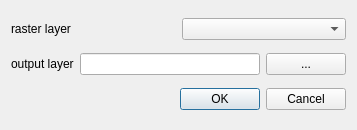
Old version of the form seismic_slope_dialog_base.ui in the repository pierluigiderosa/slope-seismic.
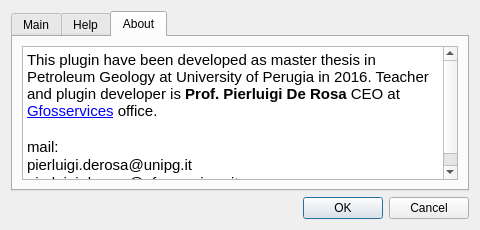
New version of the form. The open tabs and pages were chosen to show the change.

Diff of the .ui file:
```diff
--- a/seismic_slope_dialog_base.ui
+++ b/seismic_slope_dialog_base.ui
@@ -6,13 +6,23 @@
    <rect>
     <x>0</x>
     <y>0</y>
-    <width>357</width>
-    <height>130</height>
+    <width>480</width>
+    <height>230</height>
    </rect>
   </property>
   <property name="windowTitle">
    <string>Seismic slope tool</string>
   </property>
+  <layout class="QGridLayout" name="gridLayout">
+   <item row="0" column="0">
+    <widget class="QTabWidget" name="tabWidget">
+     <property name="currentIndex">
+      <number>0</number>
+     </property>
+     <widget class="QWidget" name="tab">
+      <attribute name="title">
+       <string>Main</string>
+      </attribute>
   <layout class="QVBoxLayout" name="verticalLayout">
    <item>
     <layout class="QHBoxLayout" name="horizontalLayout_2">
@@ -50,6 +60,63 @@
     </layout>
    </item>
    <item>
+        <widget class="QCheckBox" name="autoload">
+         <property name="text">
+          <string>Add layer to QGIS when finished</string>
+         </property>
+         <property name="checked">
+          <bool>true</bool>
+         </property>
+        </widget>
+       </item>
+      </layout>
+     </widget>
+     <widget class="QWidget" name="tab_2">
+      <attribute name="title">
+       <string>Help</string>
+      </attribute>
+      <layout class="QGridLayout" name="gridLayout_2">
+       <item row="0" column="0">
+        <widget class="QTextBrowser" name="textBrowser_2">
+         <property name="html">
+          <string>&lt;!DOCTYPE HTML PUBLIC &quot;-//W3C//DTD HTML 4.0//EN&quot; &quot;http://www.w3.org/TR/REC-html40/strict.dtd&quot;&gt;
+&lt;html&gt;&lt;head&gt;&lt;meta name=&quot;qrichtext&quot; content=&quot;1&quot; /&gt;&lt;style type=&quot;text/css&quot;&gt;
+p, li { white-space: pre-wrap; }
+&lt;/style&gt;&lt;/head&gt;&lt;body style=&quot; font-family:'Ubuntu'; font-size:11pt; font-weight:400; font-style:normal;&quot;&gt;
+&lt;p style=&quot; margin-top:0px; margin-bottom:0px; margin-left:0px; margin-right:0px; -qt-block-indent:0; text-indent:0px;&quot;&gt;The scope of this plugin is to contribute to the creation of a vector layer for processing topographical, geological, geophysical and geo-technical data aimed at&lt;span style=&quot; text-decoration: underline;&quot;&gt; level 1 seismic microzonation&lt;/span&gt; map, through the use of QGIS.&lt;/p&gt;
+&lt;p style=&quot;-qt-paragraph-type:empty; margin-top:0px; margin-bottom:0px; margin-left:0px; margin-right:0px; -qt-block-indent:0; text-indent:0px;&quot;&gt;&lt;br /&gt;&lt;/p&gt;
+&lt;p style=&quot; margin-top:0px; margin-bottom:0px; margin-left:0px; margin-right:0px; -qt-block-indent:0; text-indent:0px;&quot;&gt;This plugin is really simple to use. It allow to create a polygon shapefile from which features intersecting areas with slope greater than 15 degrees will&lt;/p&gt;
+&lt;p style=&quot; margin-top:0px; margin-bottom:0px; margin-left:0px; margin-right:0px; -qt-block-indent:0; text-indent:0px;&quot;&gt;be extracted.&lt;/p&gt;&lt;/body&gt;&lt;/html&gt;</string>
+         </property>
+        </widget>
+       </item>
+      </layout>
+     </widget>
+     <widget class="QWidget" name="tab_3">
+      <attribute name="title">
+       <string>About</string>
+      </attribute>
+      <layout class="QGridLayout" name="gridLayout_3">
+       <item row="0" column="0">
+        <widget class="QTextBrowser" name="textBrowser">
+         <property name="html">
+          <string>&lt;!DOCTYPE HTML PUBLIC &quot;-//W3C//DTD HTML 4.0//EN&quot; &quot;http://www.w3.org/TR/REC-html40/strict.dtd&quot;&gt;
+&lt;html&gt;&lt;head&gt;&lt;meta name=&quot;qrichtext&quot; content=&quot;1&quot; /&gt;&lt;style type=&quot;text/css&quot;&gt;
+p, li { white-space: pre-wrap; }
+&lt;/style&gt;&lt;/head&gt;&lt;body style=&quot; font-family:'Ubuntu'; font-size:11pt; font-weight:400; font-style:normal;&quot;&gt;
+&lt;p style=&quot; margin-top:0px; margin-bottom:0px; margin-left:0px; margin-right:0px; -qt-block-indent:0; text-indent:0px;&quot;&gt;This plugin have been developed as master thesis in Petroleum Geology at University of Perugia in 2016. Teacher and plugin developer is &lt;span style=&quot; font-weight:600;&quot;&gt;Prof. Pierluigi De Rosa &lt;/span&gt;CEO&lt;span style=&quot; font-weight:600;&quot;&gt; &lt;/span&gt;at&lt;span style=&quot; font-weight:600;&quot;&gt; &lt;/span&gt;&lt;a href=&quot;www.gfosservices.it&quot;&gt;&lt;span style=&quot; text-decoration: underline; color:#0000ff;&quot;&gt;Gfosservices&lt;/span&gt;&lt;/a&gt; office.&lt;/p&gt;
+&lt;p style=&quot;-qt-paragraph-type:empty; margin-top:0px; margin-bottom:0px; margin-left:0px; margin-right:0px; -qt-block-indent:0; text-indent:0px;&quot;&gt;&lt;br /&gt;&lt;/p&gt;
+&lt;p style=&quot; margin-top:0px; margin-bottom:0px; margin-left:0px; margin-right:0px; -qt-block-indent:0; text-indent:0px;&quot;&gt;mail:&lt;/p&gt;
+&lt;p style=&quot; margin-top:0px; margin-bottom:0px; margin-left:0px; margin-right:0px; -qt-block-indent:0; text-indent:0px;&quot;&gt;pierluigi.derosa@unipg.it&lt;/p&gt;
+&lt;p style=&quot; margin-top:0px; margin-bottom:0px; margin-left:0px; margin-right:0px; -qt-block-indent:0; text-indent:0px;&quot;&gt;pierluigi.derosa@gfosservices.it&lt;/p&gt;&lt;/body&gt;&lt;/html&gt;</string>
+         </property>
+        </widget>
+       </item>
+      </layout>
+     </widget>
+    </widget>
+   </item>
+   <item row="1" column="0">
     <widget class="QDialogButtonBox" name="button_box">
      <property name="orientation">
       <enum>Qt::Horizontal</enum>
```
Left out of the diff: 4 changed lines with no effect on the pictures. Lines whose indentation alone changed are shown as unchanged.
